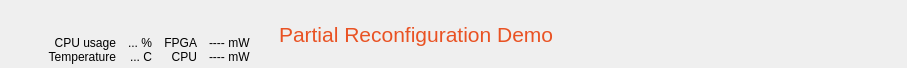
Old version of the form topframe.ui in the repository topic-embedded-products/pr-demo-gui.
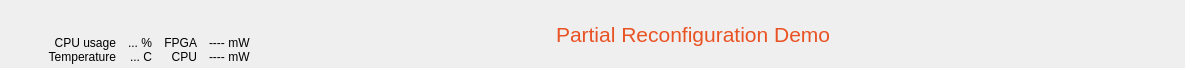
New version of the form. Icons and pictures are not drawn.

Diff of the .ui file:
```diff
--- a/topframe.ui
+++ b/topframe.ui
@@ -6,7 +6,7 @@
    <rect>
     <x>0</x>
     <y>0</y>
-    <width>886</width>
+    <width>1185</width>
     <height>68</height>
    </rect>
   </property>
```
Left out of the diff: 4 changed lines with no effect on the pictures.
